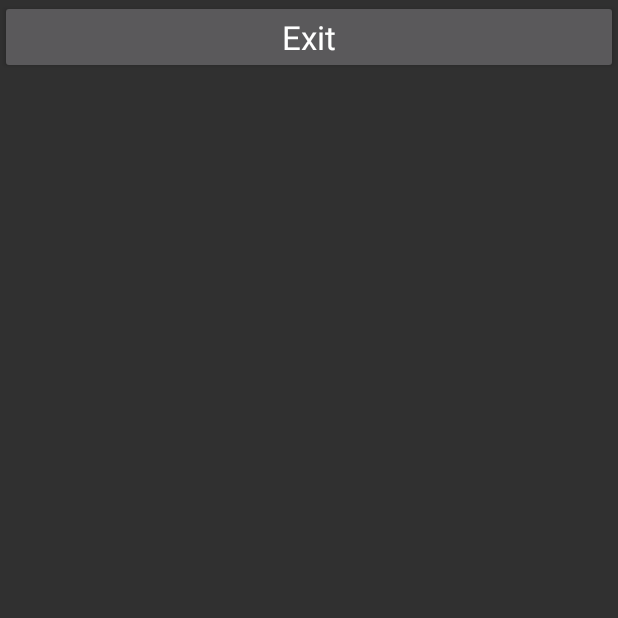
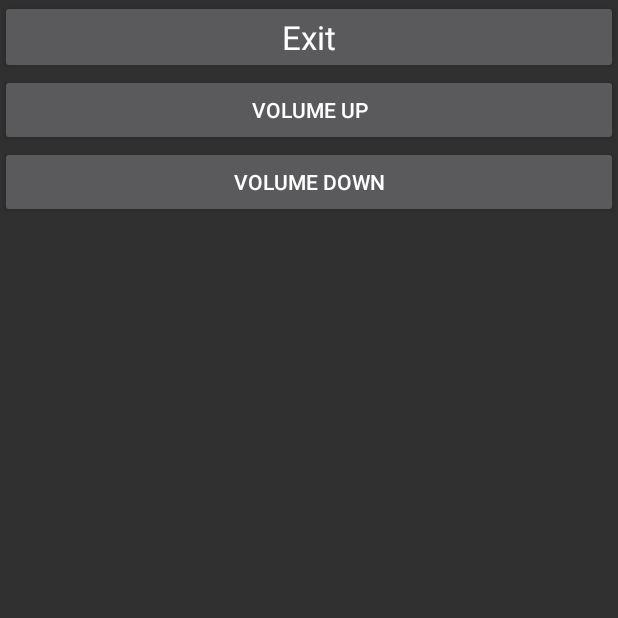
Before and after one commit to neelabh2/Shovel_Snow, an Android app: the OptionsActivity screen opened directly, with no data from a screen before it, on a phone screen of 412 x 824 dp, the top half of it. Run offline under Robolectric (Android 15) with nearby library versions, the phone set to English and light mode, and no system bars; 2 statements that could not run were skipped.

Commit message:
Some work on a volume option and a background image for the main activity

```diff
--- a/app/src/main/java/com/example/shovelsnow/OptionsActivity.java
+++ b/app/src/main/java/com/example/shovelsnow/OptionsActivity.java
@@ -1,6 +1,10 @@
 package com.example.shovelsnow;
 
+import android.content.Context;
+import android.media.AudioManager;
+import android.media.MediaPlayer;
 import android.os.Bundle;
+import android.provider.MediaStore;
 import android.widget.Button;
 
 import androidx.appcompat.app.AppCompatActivity;
@@ -10,6 +14,11 @@ import androidx.appcompat.app.AppCompatActivity;
  * Displays a button that exits OptionsActivity.
  */
 public class OptionsActivity extends AppCompatActivity {
+
+    /**
+     * Music that plays in the options activity.
+     */
+    private MediaPlayer optionsMusic;
 
     /**
      * Called by android when this activity is created.
@@ -23,12 +32,32 @@ public class OptionsActivity extends AppCompatActivity {
         // Setup the exitOptionsButton and its onClickListener
         Button exitOptionsButton = findViewById(R.id.exitOptionsButton);
         exitOptionsButton.setOnClickListener(unused -> exitOptionsClicked());
+
+        //not sure why I can't reference R.raw
+        optionsMusic = MediaPlayer.create(this, R.raw.bensound-thelounge.mp3);
+        optionsMusic.start();
+
+        //creating the audiomanager and button references
+        AudioManager generalManager = (AudioManager) getSystemService(Context.AUDIO_SERVICE);
+        Button volumeUp = findViewById(R.id.volumeUp);
+        Button volumeDown = findViewById(R.id.volumeDown);
+
+        //this might just be adjusting the whole phone's audio, not just the app
+        /*maybe create a textview with a number representing the volume?
+            it would need to remain constant even after the app is closed
+            have it increase/decrease on button press
+         */
+        volumeUp.setOnClickListener(unused -> generalManager.adjustVolume(AudioManager.ADJUST_RAISE, 1));
+        volumeDown.setOnClickListener(unused -> generalManager.adjustVolume(AudioManager.ADJUST_LOWER, 1));
+
     }
 
     /**
      * Exit OptionsActivity when the exitOptions button is clicked.
      */
     private void exitOptionsClicked() {
+        optionsMusic.release();
+        optionsMusic = null;
         finish();
     }
 }
--- a/app/src/main/res/layout/activity_options.xml
+++ b/app/src/main/res/layout/activity_options.xml
@@ -9,4 +9,22 @@
         android:layout_height="wrap_content"
         android:text="@string/exit_button"
         android:textAppearance="@style/TextAppearance.AppCompat.Large" />
+
+    <LinearLayout
+        android:layout_width="match_parent"
+        android:layout_height="match_parent"
+        android:orientation="vertical">
+
+        <Button
+            android:id="@+id/volumeUp"
+            android:layout_width="match_parent"
+            android:layout_height="wrap_content"
+            android:text="@string/volume_up" />
+
+        <Button
+            android:id="@+id/volumeDown"
+            android:layout_width="match_parent"
+            android:layout_height="wrap_content"
+            android:text="@string/volume_down" />
+    </LinearLayout>
 </LinearLayout>
--- a/app/src/main/res/values/strings.xml
+++ b/app/src/main/res/values/strings.xml
@@ -6,4 +6,6 @@
     <string name="exit_button">Exit</string>
     <string name="shovels_title">Shovels</string>
     <string name="backgrounds_title">Backgrounds</string>
+    <string name="volume_up">Volume Up</string>
+    <string name="volume_down">Volume Down</string>
 </resources>
```
Also changed, not shown: app/src/main/java/com/example/shovelsnow/MainActivity.java (+17 -0 lines).
